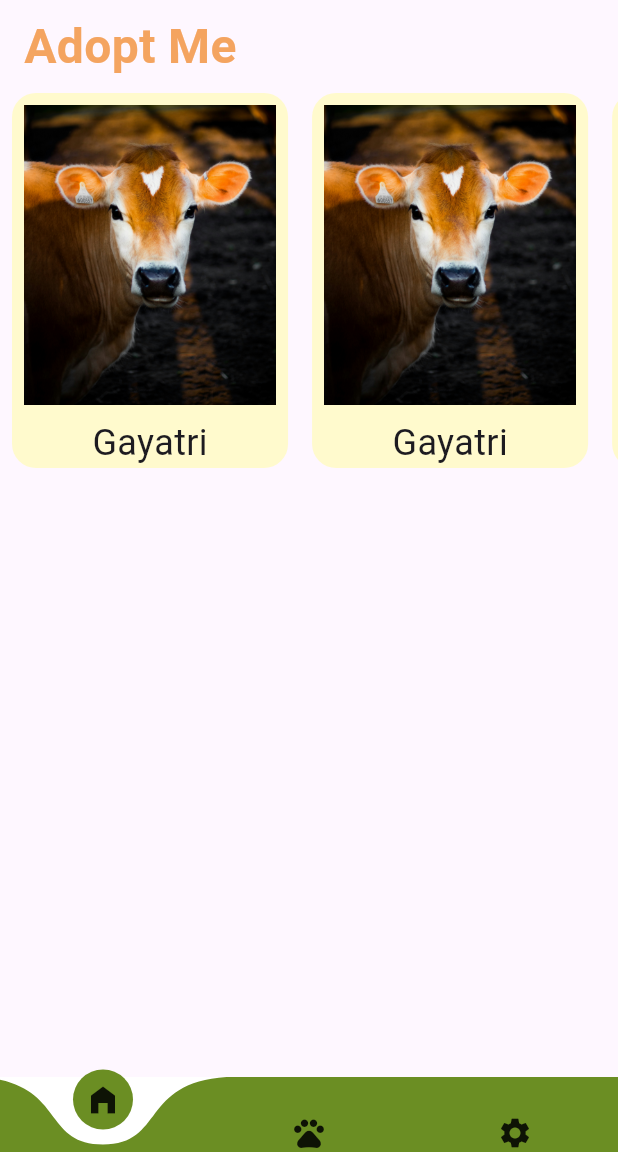
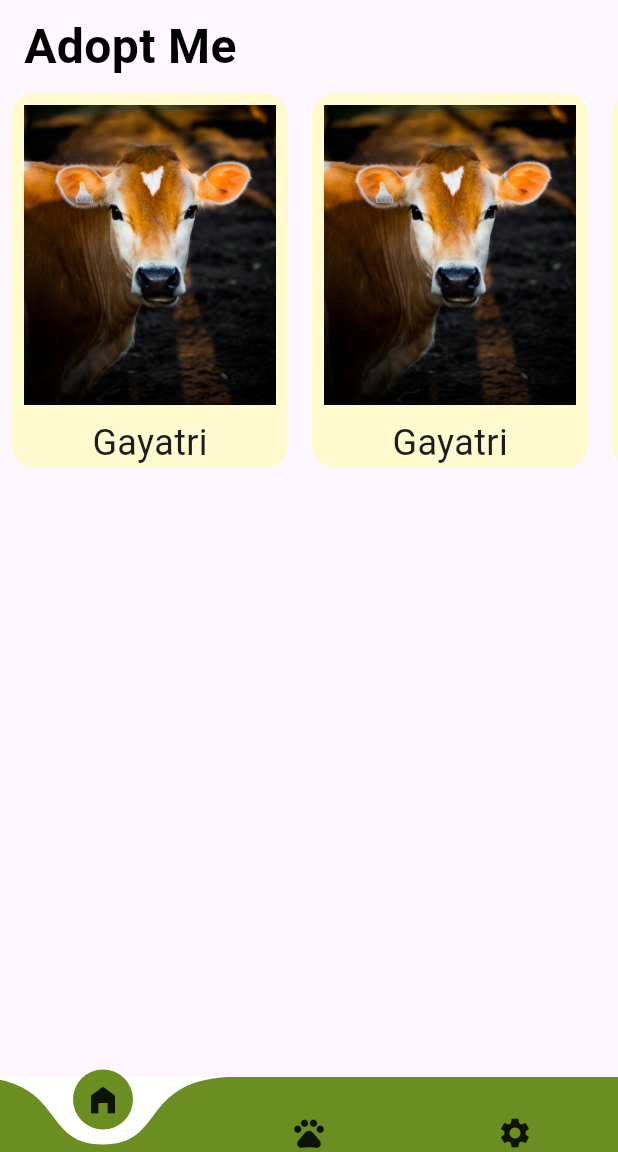
Before and after one commit to MamtaBhatt885/fur_ball, a Flutter app: the screen it shows after launch, on a phone screen of 412 x 824 dp, the part 84-1236 px from its top. Run offline on Flutter 3.47's test engine with Material 3 defaults, Android fonts, the phone set to English and light mode, and no system bars; drawn by our look-alikes of curved_navigation_bar.

Commit message:
Changed text color

```diff
--- a/lib/core/constants/app_colors.dart
+++ b/lib/core/constants/app_colors.dart
@@ -5,4 +5,5 @@ class AppColors {
   static const Color secondary = Color(0xFFF4A460);
   static const Color accentColor = Color(0xFFFFFACD);
   static const Color whiteColor = Color(0xFFFFFFFF);
+  static const Color blackColor = Color(0xFF000000);
 }
--- a/lib/core/widgets/reusable_texts/home_screen_heading_text.dart
+++ b/lib/core/widgets/reusable_texts/home_screen_heading_text.dart
@@ -11,7 +11,7 @@ class HomeScreenHeadingText extends StatelessWidget {
       children: [
         Padding(
           padding: const EdgeInsets.only(left:16.0,top: 8),
-          child: Text(text,style: TextStyle(fontSize: 32,fontWeight: FontWeight.bold,color: AppColors.secondary),),
+          child: Text(text,style: TextStyle(fontSize: 32,fontWeight: FontWeight.bold,color: AppColors.blackColor),),
         ),
       ],
     );
```
